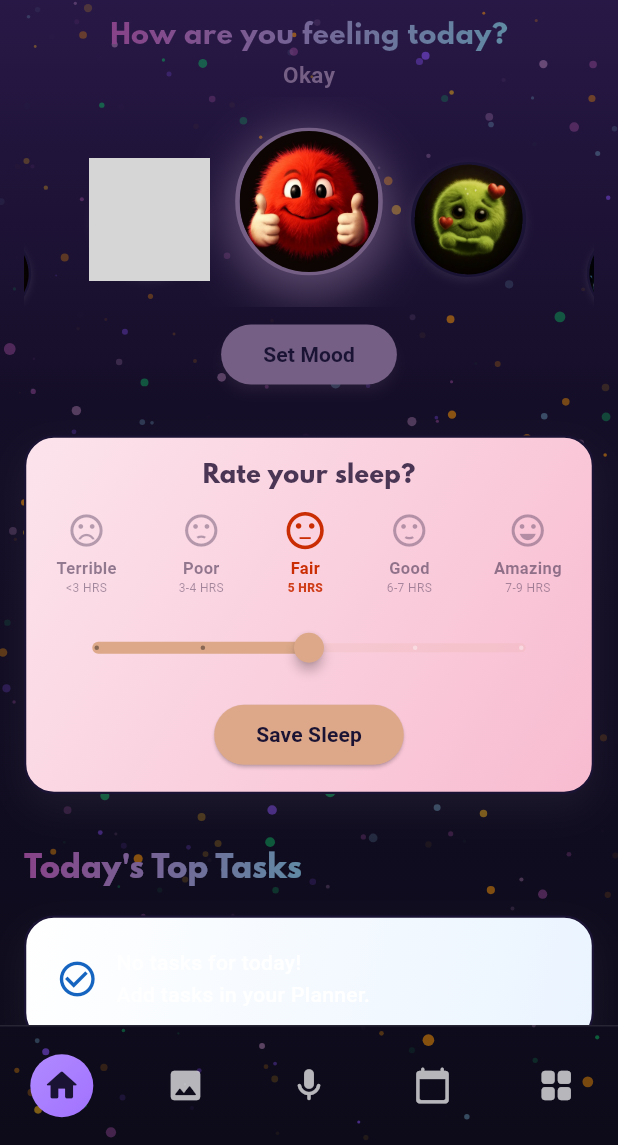
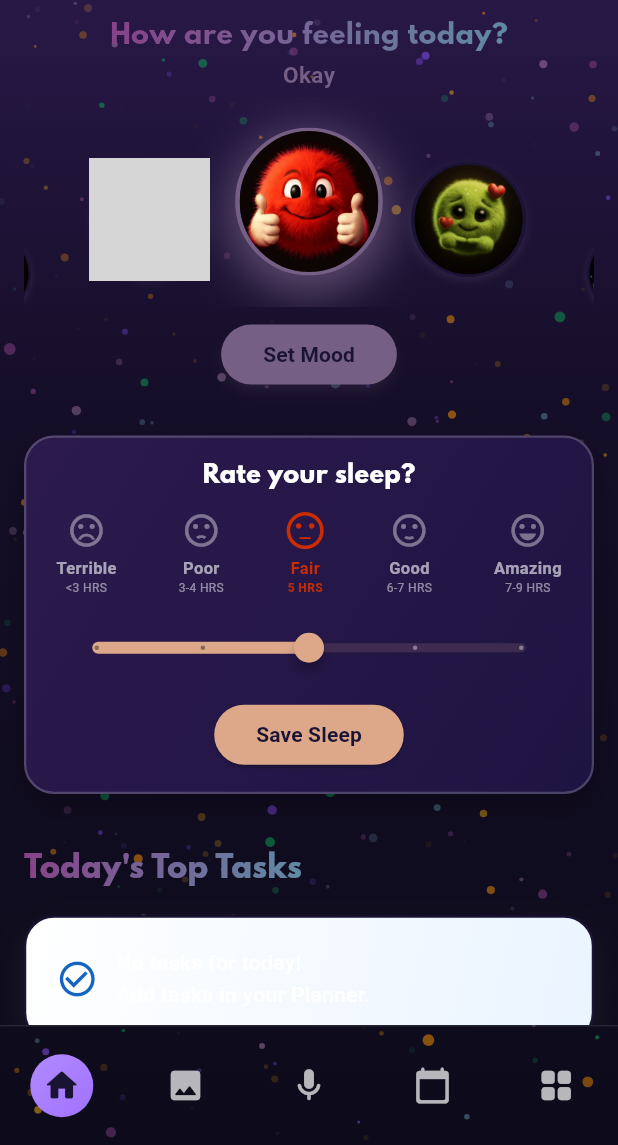
Before and after one commit to WaleejaAtif/mindreset-app, a Flutter app: the HomeScreen screen opened by its route, on a phone screen of 412 x 824 dp, the part 91-1236 px from its top. Run offline on Flutter 3.47's test engine with Material 3 defaults, Android fonts, the phone set to English and light mode, and no system bars; our stand-ins replace cloud_firestore, firebase_auth, firebase_core, fl_chart, just_audio, shared_preferences and 1 more; accounts and stored records are empty; grey boxes are pictures that could not be loaded.

Commit message:
Update sleep card to use Aura Dark Theme gradient and fixed text colors

```diff
--- a/lib/widgets/mood_slider.dart
+++ b/lib/widgets/mood_slider.dart
@@ -432,17 +432,17 @@ class _SleepSwipeAnalyzerState extends State<SleepSwipeAnalyzer> {
       padding: const EdgeInsets.symmetric(vertical: 14, horizontal: 10), // Reduced padding
       decoration: BoxDecoration(
         gradient: const LinearGradient(
-          colors: [Color(0xFFFCE4EC), Color(0xFFF8BBD0)], // Light pink
+          colors: [Color(0xFF2C1A4D), Color(0xFF1E1442)], // Dark purple glass
           begin: Alignment.topLeft,
           end: Alignment.bottomRight,
         ),
         borderRadius: BorderRadius.circular(20),
-        border: Border.all(color: Color(0xFF1A1333), width: 1.5), // Frosted white border
+        border: Border.all(color: const Color(0x33FFFFFF), width: 1.5), // Subtle bright border
         boxShadow: [
           BoxShadow(
-            color: Color(0xFFFFFFFF).withValues(alpha: 0.05), // Soft elegant shadow
-            blurRadius: 20,
-            offset: const Offset(0, 10),
+            color: Colors.black.withOpacity(0.3), // Darker shadow for depth
+            blurRadius: 15,
+            offset: const Offset(0, 8),
           ),
         ],
       ),
@@ -454,7 +454,7 @@ class _SleepSwipeAnalyzerState extends State<SleepSwipeAnalyzer> {
             style: TextStyle(
               fontSize: 16,
               fontWeight: FontWeight.w800,
-              color: Color(0xFF4A3554), // Dark deep purple
+              color: Colors.white, // White text
               fontFamily: 'LeagueSpartan',
             ),
           ),
@@ -478,7 +478,7 @@ class _SleepSwipeAnalyzerState extends State<SleepSwipeAnalyzer> {
                       size: 26, // Smaller icon size
                       color: isSelected
                           ? activeColor
-                          : const Color(0xFF4A3554).withValues(alpha: 0.4), // Deep purple for visibility
+                          : Colors.white.withValues(alpha: 0.4), // Deep purple for visibility
                     ),
                   ),
                   const SizedBox(height: 4),
@@ -487,7 +487,7 @@ class _SleepSwipeAnalyzerState extends State<SleepSwipeAnalyzer> {
                     style: TextStyle(
                       fontSize: 11,
                       fontWeight: FontWeight.bold,
-                      color: isSelected ? activeColor : const Color(0xFF4A3554).withValues(alpha: 0.6),
+                      color: isSelected ? activeColor : Colors.white.withValues(alpha: 0.6),
                     ),
                   ),
                   Text(
@@ -499,7 +499,7 @@ class _SleepSwipeAnalyzerState extends State<SleepSwipeAnalyzer> {
                           : FontWeight.normal,
                       color: isSelected
                           ? activeColor.withValues(alpha: 0.9)
-                          : const Color(0xFF4A3554).withValues(alpha: 0.5),
+                          : Colors.white.withValues(alpha: 0.5),
                     ),
                   ),
                 ],
```
